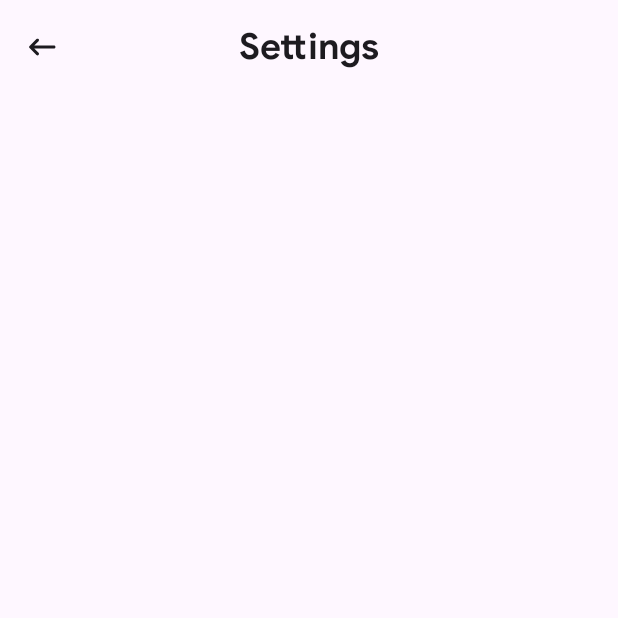
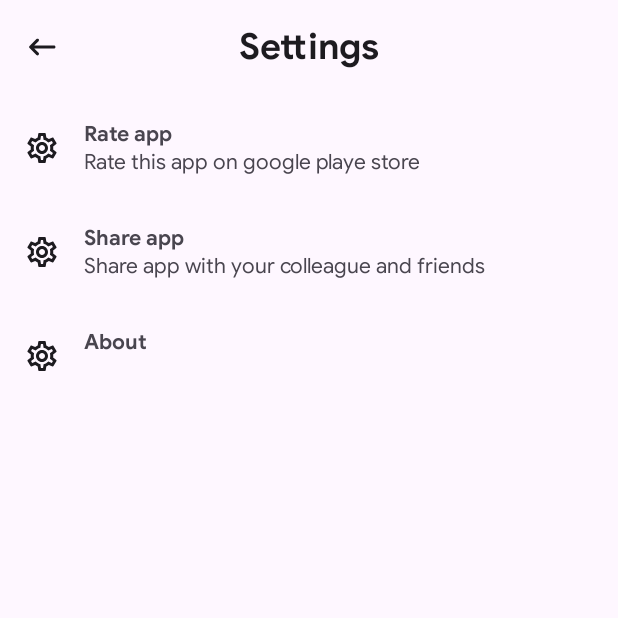
Before and after one commit to Pramod-sj/EyeCare-20-20-20-rule, an Android app: the screen it shows after launch (MainActivity), on a phone screen of 412 x 824 dp, the top half of it. Run offline under Robolectric (Android 15) with nearby library versions, the phone set to English and light mode, and no system bars; our stand-ins replace Dagger/Hilt's generated code, Timber; libraries missing offline, so code that uses them is left out: com.google.firebase.remoteconfig; 4 statements that could not run were skipped.

Commit message:
Add GetSettingItemUseCase and bind data into recyclerview and add click listener

```diff
--- /dev/null
+++ b/app/src/main/java/com/pramod/eyecare/business/domain/SettingItem.kt
@@ -0,0 +1,10 @@
+package com.pramod.eyecare.business.domain
+
+data class SettingItem(
+    val id: String,
+    val iconUrl: String?,
+    val title: String,
+    val subTitle: String?,
+) {
+
+}
--- /dev/null
+++ b/app/src/main/java/com/pramod/eyecare/business/interactor/GetSettingItemUseCase.kt
@@ -0,0 +1,26 @@
+package com.pramod.eyecare.business.interactor
+
+import com.pramod.eyecare.business.domain.SettingItem
+import javax.inject.Inject
+
+class GetSettingItemUseCase @Inject constructor() {
+
+    suspend operator fun invoke(): List<SettingItem> {
+        return listOf(
+            SettingItem(
+                id = "id_rate_app",
+                iconUrl = "ic_rate_app",
+                title = "Rate app",
+                subTitle = "Rate this app on google playe store"
+            ),
+            SettingItem(
+                id = "id_share_app",
+                iconUrl = "ic_share",
+                title = "Share app",
+                subTitle = "Share app with your colleague and friends"
+            ),
+            SettingItem(id = "id_about", iconUrl = "ic_about_us", title = "About", subTitle = "")
+        )
+    }
+
+}
--- /dev/null
+++ b/app/src/main/java/com/pramod/eyecare/framework/ui/settings/SettingItemEnum.kt
@@ -0,0 +1,17 @@
+package com.pramod.eyecare.framework.ui.settings
+
+enum class SettingItemEnum(val id: String) {
+    RATE_APP("id_rate_app"),
+    SHARE_APP("id_share_app"),
+    ABOUT_US("id_about"),
+    UNKNOWN("id_unknown")
+}
+
+fun String.toSettingItemEnum(): SettingItemEnum {
+    return when (this) {
+        SettingItemEnum.RATE_APP.id -> SettingItemEnum.RATE_APP
+        SettingItemEnum.SHARE_APP.id -> SettingItemEnum.SHARE_APP
+        SettingItemEnum.ABOUT_US.id -> SettingItemEnum.ABOUT_US
+        else -> SettingItemEnum.UNKNOWN
+    }
+}
--- /dev/null
+++ b/app/src/main/java/com/pramod/eyecare/framework/ui/settings/SettingsAdapter.kt
@@ -0,0 +1,56 @@
+package com.pramod.eyecare.framework.ui.settings
+
+import android.view.LayoutInflater
+import android.view.ViewGroup
+import androidx.core.view.isGone
+import androidx.recyclerview.widget.DiffUtil
+import androidx.recyclerview.widget.ListAdapter
+import androidx.recyclerview.widget.RecyclerView.ViewHolder
+import com.pramod.eyecare.business.domain.SettingItem
+import com.pramod.eyecare.databinding.ItemSettingLayoutBinding
+
+private val SettingItemComparator = object : DiffUtil.ItemCallback<SettingItem>() {
+    override fun areItemsTheSame(oldItem: SettingItem, newItem: SettingItem): Boolean {
+        return oldItem.id == newItem.id
+    }
+
+    override fun areContentsTheSame(oldItem: SettingItem, newItem: SettingItem): Boolean {
+        return oldItem == newItem
+    }
+}
+
+class SettingsAdapter(private val onSettingItemClickListener: OnSettingItemClickListener) :
+    ListAdapter<SettingItem, SettingsAdapter.SettingItemViewHolder>(SettingItemComparator) {
+
+    interface OnSettingItemClickListener {
+        fun onItemClick(position: Int, settingItem: SettingItem)
+    }
+
+    inner class SettingItemViewHolder(private val binding: ItemSettingLayoutBinding) :
+        ViewHolder(binding.root) {
+
+        fun load(settingItem: SettingItem) {
+            binding.txtViewCustomTitle.text = settingItem.title
+            binding.txtViewCustomSubtitle.text = settingItem.subTitle
+            binding.txtViewCustomSubtitle.isGone = settingItem.subTitle == null
+            binding.root.setOnClickListener {
+                onSettingItemClickListener.onItemClick(adapterPosition, settingItem)
+            }
+        }
+    }
+
+    override fun onCreateViewHolder(parent: ViewGroup, viewType: Int): SettingItemViewHolder {
+        return SettingItemViewHolder(
+            binding = ItemSettingLayoutBinding.inflate(
+                /* inflater = */ LayoutInflater.from(parent.context),
+                /* parent = */ parent,
+                /* attachToParent = */ false
+            )
+        )
+    }
+
+    override fun onBindViewHolder(holder: SettingItemViewHolder, position: Int) {
+        holder.load(getItem(position))
+    }
+
+}
--- a/app/src/main/java/com/pramod/eyecare/framework/ui/settings/SettingsFragment.kt
+++ b/app/src/main/java/com/pramod/eyecare/framework/ui/settings/SettingsFragment.kt
@@ -5,21 +5,50 @@ import android.view.View
 import androidx.core.view.marginTop
 import androidx.core.view.updatePadding
 import androidx.fragment.app.Fragment
+import androidx.fragment.app.viewModels
 import com.pramod.eyecare.R
+import com.pramod.eyecare.business.domain.SettingItem
 import com.pramod.eyecare.databinding.FragmentSettingsBinding
 import com.pramod.eyecare.framework.ui.utils.doWithInset
 import com.pramod.eyecare.framework.ui.utils.viewBinding
 import dagger.hilt.android.AndroidEntryPoint
 
 @AndroidEntryPoint
-class SettingsFragment : Fragment(R.layout.fragment_settings) {
+class SettingsFragment : Fragment(R.layout.fragment_settings),
+    SettingsAdapter.OnSettingItemClickListener {
 
     private val binding by viewBinding<FragmentSettingsBinding>()
+
+    private val viewModel by viewModels<SettingsViewModel>()
 
     override fun onViewCreated(view: View, savedInstanceState: Bundle?) {
         super.onViewCreated(view, savedInstanceState)
         binding.root.doWithInset { view, top, bottom ->
-            binding.clAppbar.updatePadding(top= binding.clAppbar.paddingTop + top)
+            binding.clAppbar.updatePadding(top = binding.clAppbar.paddingTop + top)
+        }
+        bindSettingItems()
+    }
+
+    private fun bindSettingItems() {
+        val adapter = SettingsAdapter(this)
+        binding.rvSettingItems.adapter = adapter
+        viewModel.settingItems.observe(viewLifecycleOwner) {
+            adapter.submitList(it)
+        }
+    }
+
+    override fun onItemClick(position: Int, settingItem: SettingItem) {
+        when (settingItem.id.toSettingItemEnum()) {
+            SettingItemEnum.RATE_APP -> {
+
+            }
+            SettingItemEnum.SHARE_APP -> {
+
+            }
+            SettingItemEnum.ABOUT_US -> {
+
+            }
+            SettingItemEnum.UNKNOWN -> Unit
         }
     }
 
--- /dev/null
+++ b/app/src/main/java/com/pramod/eyecare/framework/ui/settings/SettingsViewModel.kt
@@ -0,0 +1,31 @@
+package com.pramod.eyecare.framework.ui.settings
+
+import androidx.lifecycle.LiveData
+import androidx.lifecycle.MutableLiveData
+import androidx.lifecycle.ViewModel
+import androidx.lifecycle.viewModelScope
+import com.pramod.eyecare.business.domain.SettingItem
+import com.pramod.eyecare.business.interactor.GetSettingItemUseCase
+import dagger.hilt.android.lifecycle.HiltViewModel
+import kotlinx.coroutines.launch
+import javax.inject.Inject
+
+@HiltViewModel
+class SettingsViewModel @Inject constructor(
+    private val getSettingItemUseCase: GetSettingItemUseCase,
+) : ViewModel() {
+
+    private val _settingItems = MutableLiveData<List<SettingItem>>()
+    val settingItems: LiveData<List<SettingItem>>
+        get() = _settingItems
+
+    private fun fetchSettingsItem() {
+        viewModelScope.launch {
+            _settingItems.value = getSettingItemUseCase().orEmpty()
+        }
+    }
+
+    init {
+        fetchSettingsItem()
+    }
+}
--- a/app/src/main/res/layout/fragment_settings.xml
+++ b/app/src/main/res/layout/fragment_settings.xml
@@ -1,18 +1,23 @@
 <?xml version="1.0" encoding="utf-8"?>
-<androidx.constraintlayout.widget.ConstraintLayout android:id="@+id/cl_appbar"
+<androidx.constraintlayout.widget.ConstraintLayout xmlns:android="http://schemas.android.com/apk/res/android"
+    xmlns:app="http://schemas.android.com/apk/res-auto"
+    xmlns:tools="http://schemas.android.com/tools"
+    android:layout_width="match_parent"
+    android:layout_height="match_parent">
+
+    <androidx.constraintlayout.widget.ConstraintLayout
+        android:id="@+id/cl_appbar"
+        android:layout_width="match_parent"
         android:layout_height="wrap_content"
-    android:layout_width="match_parent"
         android:minHeight="?actionBarSize"
-    app:layout_constraintTop_toTopOf="parent"
-    xmlns:android="http://schemas.android.com/apk/res/android"
-    xmlns:app="http://schemas.android.com/apk/res-auto">
+        app:layout_constraintTop_toTopOf="parent">
 
         <androidx.appcompat.widget.AppCompatImageButton
-        android:background="?attr/actionBarItemBackground"
             android:id="@+id/btn_back"
+            android:layout_width="wrap_content"
             android:layout_height="wrap_content"
             android:layout_marginHorizontal="16dp"
-        android:layout_width="wrap_content"
+            android:background="?attr/actionBarItemBackground"
             android:src="@drawable/ic_round_keyboard_backspace_24"
             android:tint="?attr/colorOnSurface"
             app:layout_constraintBottom_toBottomOf="@id/tv_title"
@@ -21,9 +26,9 @@
 
         <TextView
             android:id="@+id/tv_title"
+            android:layout_width="wrap_content"
             android:layout_height="wrap_content"
             android:layout_marginTop="16dp"
-        android:layout_width="wrap_content"
             android:text="Settings"
             android:textAppearance="@style/TextAppearance.MaterialComponents.Headline5"
             android:textSize="24sp"
@@ -32,3 +37,14 @@
             app:layout_constraintStart_toStartOf="parent"
             app:layout_constraintTop_toTopOf="parent" />
     </androidx.constraintlayout.widget.ConstraintLayout>
+
+    <androidx.recyclerview.widget.RecyclerView
+        android:id="@+id/rv_setting_items"
+        android:layout_width="match_parent"
+        android:layout_height="wrap_content"
+        app:layoutManager="androidx.recyclerview.widget.LinearLayoutManager"
+        app:layout_constraintTop_toBottomOf="@id/cl_appbar"
+        tools:itemCount="5"
+        tools:listitem="@layout/item_setting_layout" />
+
+</androidx.constraintlayout.widget.ConstraintLayout>
--- a/app/src/main/res/layout/item_setting_layout.xml
+++ b/app/src/main/res/layout/item_setting_layout.xml
@@ -1,60 +1,59 @@
 <?xml version="1.0" encoding="utf-8"?>
-<RelativeLayout android:background="?selectableItemBackground"
+<androidx.constraintlayout.widget.ConstraintLayout xmlns:android="http://schemas.android.com/apk/res/android"
+    xmlns:app="http://schemas.android.com/apk/res-auto"
+    xmlns:tools="http://schemas.android.com/tools"
+    android:id="@+id/linearLayout_custom"
+    android:layout_width="match_parent"
+    android:layout_height="wrap_content"
+    android:background="?selectableItemBackground"
     android:gravity="center_vertical"
-    android:id="@+id/linearLayout_custom"
-    android:layout_height="wrap_content"
-    android:layout_width="wrap_content"
     android:orientation="horizontal"
-    android:padding="@dimen/padding_medium"
-    xmlns:android="http://schemas.android.com/apk/res/android"
-    xmlns:tools="http://schemas.android.com/tools">
+    android:padding="@dimen/padding_medium">
 
     <FrameLayout
+        android:id="@+id/its_frame_layout_head"
+        android:layout_width="wrap_content"
+        android:layout_height="wrap_content"
         android:animateLayoutChanges="true"
-        android:id="@+id/its_frame_layout_head"
-        android:layout_alignParentStart="true"
-        android:layout_centerVertical="true"
-        android:layout_height="wrap_content"
-        android:layout_width="wrap_content">
+        app:layout_constraintBottom_toBottomOf="parent"
+        app:layout_constraintStart_toStartOf="parent"
+        app:layout_constraintTop_toTopOf="parent">
 
         <FrameLayout
-            android:animateLayoutChanges="true"
             android:id="@+id/its_frame_layout_image_icon"
+            android:layout_width="wrap_content"
             android:layout_height="match_parent"
-            android:layout_marginEnd="@dimen/margin_medium"
-            android:layout_marginStart="@dimen/margin_small"
-            android:layout_width="wrap_content">
+            android:animateLayoutChanges="true">
 
-            <ImageView
+            <androidx.appcompat.widget.AppCompatImageView
                 android:id="@+id/imageIcon_custom_layout"
+                android:layout_width="24dp"
                 android:layout_height="24dp"
-                android:layout_width="24dp"
-                android:src="@drawable/ic_outline_settings_24" />
+                android:src="@drawable/ic_outline_settings_24"
+                android:tint="?colorOnSurface" />
         </FrameLayout>
     </FrameLayout>
 
-    <LinearLayout
-        android:id="@+id/it_linearLayout_title_subTitle"
-        android:layout_centerVertical="true"
-        android:layout_height="wrap_content"
-        android:layout_marginStart="@dimen/margin_small"
-        android:layout_toEndOf="@id/its_frame_layout_head"
-        android:layout_width="match_parent"
-        android:orientation="vertical">
-
     <TextView
         android:id="@+id/txtView_custom_title"
+        android:layout_width="wrap_content"
         android:layout_height="wrap_content"
-            android:layout_width="wrap_content"
+        android:layout_marginStart="16dp"
         android:textStyle="bold"
+        app:layout_constraintBottom_toTopOf="@id/txtView_custom_subtitle"
+        app:layout_constraintStart_toEndOf="@id/its_frame_layout_head"
+        app:layout_constraintTop_toTopOf="@id/its_frame_layout_head"
         tools:text="About" />
 
     <TextView
+        android:id="@+id/txtView_custom_subtitle"
+        android:layout_width="wrap_content"
+        android:layout_height="wrap_content"
         android:ellipsize="end"
-            android:id="@+id/txtView_custom_subtitle"
-            android:layout_height="wrap_content"
-            android:layout_width="wrap_content"
         android:maxLines="2"
+        app:layout_constraintBottom_toBottomOf="@id/its_frame_layout_head"
+        app:layout_constraintStart_toEndOf="@id/its_frame_layout_head"
+        app:layout_constraintStart_toStartOf="@id/txtView_custom_title"
+        app:layout_constraintTop_toBottomOf="@id/txtView_custom_title"
         tools:text="Version 1.0.0" />
-    </LinearLayout>
-</RelativeLayout>
+</androidx.constraintlayout.widget.ConstraintLayout>
```
Lines whose indentation alone changed are shown as unchanged.
